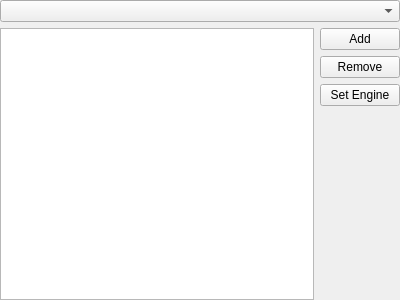
The window that src/core/gui/configuration/cfgcustomservers.ui (Destroyerrrocket/doomseeker-unofficial) describes before a commit, drawn with Qt 5.
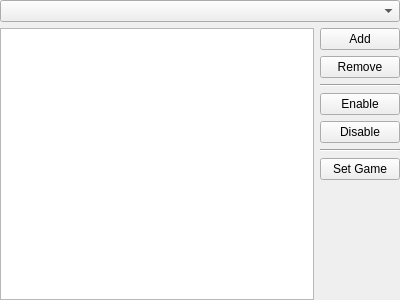
The same window after the commit. Icons and pictures are not drawn.

Commit message: - Custom Servers are now known as Pinned Servers. It's possible to dynamically pin and unpin servers by using the server list's context menu. This essentially serves as marking the servers as favourite. (addresses #3388) - Reword a bit the log and error messages associated with total server refresh - don't say that "the operation is senseless", don't notify about problem with deselected masters when there are some permanent servers on the list. - Rename "Set Engine" button in Pinned Servers configuration to "Set Game".

```diff
--- a/src/core/gui/configuration/cfgcustomservers.ui
+++ b/src/core/gui/configuration/cfgcustomservers.ui
@@ -60,13 +60,55 @@
          </property>
         </widget>
        </item>
+       <item>
+        <widget class="Line" name="line">
+         <property name="orientation">
+          <enum>Qt::Horizontal</enum>
+         </property>
+        </widget>
+       </item>
+       <item>
+        <widget class="QPushButton" name="btnEnableSelected">
+         <property name="toolTip">
+          <string>Enable selected</string>
+         </property>
+         <property name="text">
+          <string>Enable</string>
+         </property>
+         <property name="icon">
+          <iconset resource="../../../../media/resources.qrc">
+           <normaloff>:/icons/ok.png</normaloff>:/icons/ok.png</iconset>
+         </property>
+        </widget>
+       </item>
+       <item>
+        <widget class="QPushButton" name="btnDisableSelected">
+         <property name="toolTip">
+          <string>Disable selected</string>
+         </property>
+         <property name="text">
+          <string>Disable</string>
+         </property>
+         <property name="icon">
+          <iconset resource="../../../../media/resources.qrc">
+           <normaloff>:/icons/minus.png</normaloff>:/icons/minus.png</iconset>
+         </property>
+        </widget>
+       </item>
+       <item>
+        <widget class="Line" name="line_2">
+         <property name="orientation">
+          <enum>Qt::Horizontal</enum>
+         </property>
+        </widget>
+       </item>
        <item>
         <widget class="QPushButton" name="btnSetEngine">
          <property name="toolTip">
           <string>Changes engine on selected servers.</string>
          </property>
          <property name="text">
-          <string>Set Engine</string>
+          <string>Set Game</string>
          </property>
         </widget>
        </item>
```
Left out of the diff: 11 changed lines with no effect on the pictures. The commit also changes 12 other files.
